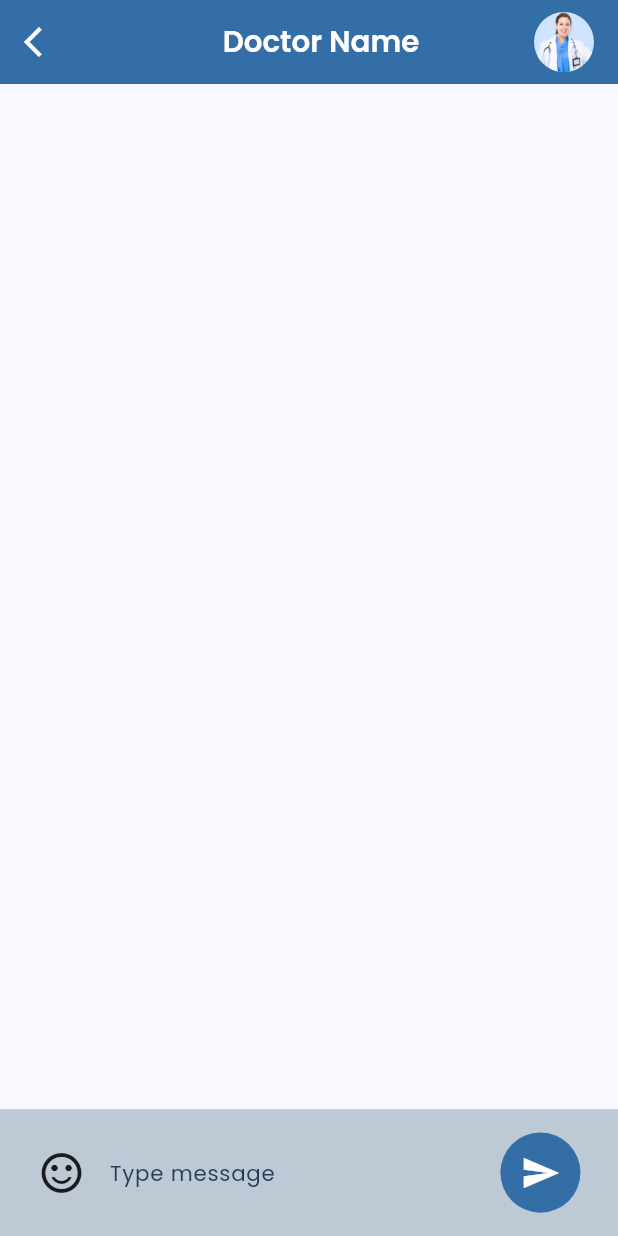
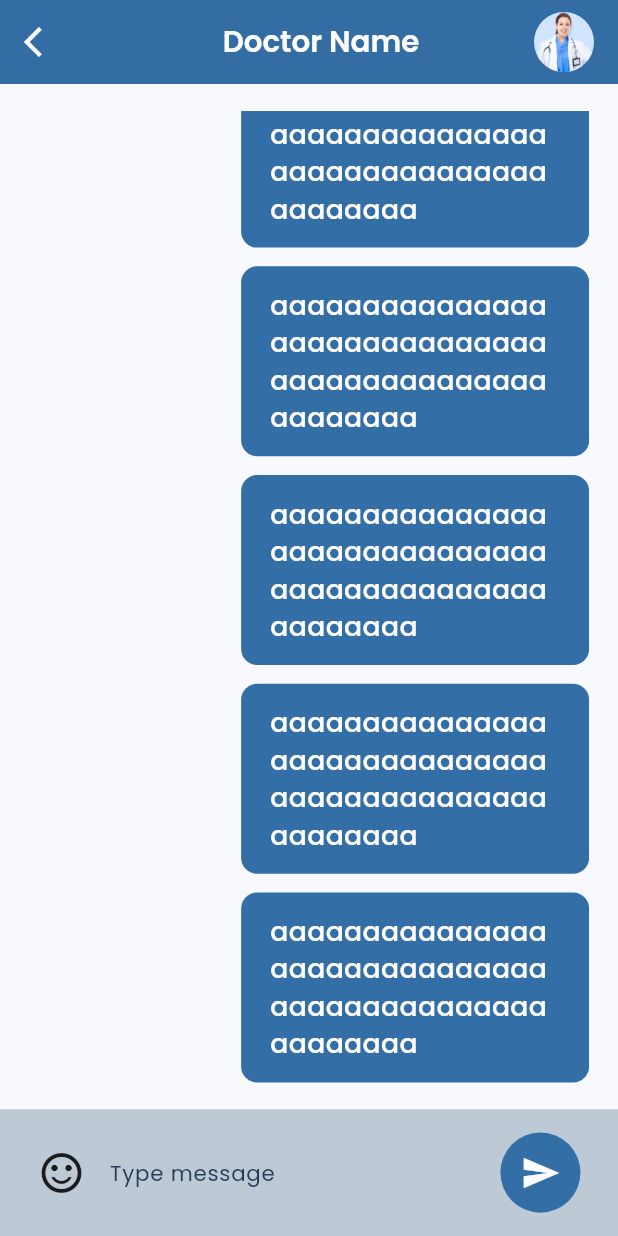
Before and after one commit to aboda97/markiz_elamal_team-12, a Flutter app: the screen it shows after launch, on a phone screen of 412 x 824 dp. Run offline on Flutter 3.47's test engine with Material 3 defaults, Android fonts, the phone set to English and light mode, and no system bars; our stand-ins replace easy_date_timeline, flutter_screenutil, google_fonts, shared_preferences, smooth_page_indicator.

Commit message:
finish  massage_doctor_view.dart ui

```diff
--- a/lib/features/massage_doctor_feature/massage_doctore_view.dart
+++ b/lib/features/massage_doctor_feature/massage_doctore_view.dart
@@ -4,74 +4,187 @@ import 'package:flutter_screenutil/flutter_screenutil.dart';
 import 'package:google_fonts/google_fonts.dart';
 import 'package:markiz_elamal_team_12/core/utils/app_colors.dart';
 import 'package:markiz_elamal_team_12/core/utils/app_paths.dart';
+import 'package:intl/intl.dart' as intl;
+import 'package:markiz_elamal_team_12/features/massage_doctor_feature/widgets/massage_item.dart';
 
-class MassageDoctorView extends StatelessWidget {
- TextEditingController massageController= TextEditingController();
+class MassageDoctorView extends StatefulWidget {
+  MassageDoctorView({super.key});
+
+  @override
+  State<MassageDoctorView> createState() => _MassageDoctorViewState();
+}
+
+class _MassageDoctorViewState extends State<MassageDoctorView> {
+  late TextEditingController massageController;
+
+  late ScrollController scrollController;
+  List<String> massages = [
+    "aaaaaaaaaaaaaaaaaaaaaaaaaaaaaaaaaaaaaaaaaaaaaaaaaaaaa",
+    "aaaaaaaaaaaaaaaaaaaaaaaaaaaaaaaaaaaaaaaaaaaaaaaaaaaaa",
+    "aaaaaaaaaaaaaaaaaaaaaaaaaaaaaaaaaaaaaaaaaaaaaaaaaaaaa",
+    "aaaaaaaaaaaaaaaaaaaaaaaaaaaaaaaaaaaaaaaaaaaaaaaaaaaaa",
+    "aaaaaaaaaaaaaaaaaaaaaaaaaaaaaaaaaaaaaaaaaaaaaaaaaaaaa",
+    "aaaaaaaaaaaaaaaaaaaaaaaaaaaaaaaaaaaaaaaaaaaaaaaaaaaaa",
+    "aaaaaaaaaaaaaaaaaaaaaaaaaaaaaaaaaaaaaaaaaaaaaaaaaaaaa",
+    "aaaaaaaaaaaaaaaaaaaaaaaaaaaaaaaaaaaaaaaaaaaaaaaaaaaaa",
+    "aaaaaaaaaaaaaaaaaaaaaaaaaaaaaaaaaaaaaaaaaaaaaaaaaaaaa",
+    "aaaaaaaaaaaaaaaaaaaaaaaaaaaaaaaaaaaaaaaaaaaaaaaaaaaaa",
+    "aaaaaaaaaaaaaaaaaaaaaaaaaaaaaaaaaaaaaaaaaaaaaaaaaaaaa",
+    "aaaaaaaaaaaaaaaaaaaaaaaaaaaaaaaaaaaaaaaaaaaaaaaaaaaaa",
+    "aaaaaaaaaaaaaaaaaaaaaaaaaaaaaaaaaaaaaaaaaaaaaaaaaaaaa",
+    "aaaaaaaaaaaaaaaaaaaaaaaaaaaaaaaaaaaaaaaaaaaaaaaaaaaaa",
+    "aaaaaaaaaaaaaaaaaaaaaaaaaaaaaaaaaaaaaaaaaaaaaaaaaaaaa",
+    "aaaaaaaaaaaaaaaaaaaaaaaaaaaaaaaaaaaaaaaaaaaaaaaaaaaaa",
+    "aaaaaaaaaaaaaaaaaaaaaaaaaaaaaaaaaaaaaaaaaaaaaaaaaaaaa",
+    "aaaaaaaaaaaaaaaaaaaaaaaaaaaaaaaaaaaaaaaaaaaaaaaaaaaaa",
+    "aaaaaaaaaaaaaaaaaaaaaaaaaaaaaaaaaaaaaaaaaaaaaaaaaaaaa",
+    "aaaaaaaaaaaaaaaaaaaaaaaaaaaaaaaaaaaaaaaaaaaaaaaaaaaaa",
+    "aaaaaaaaaaaaaaaaaaaaaaaaaaaaaaaaaaaaaaaaaaaaaaaaaaaaa",
+    "aaaaaaaaaaaaaaaaaaaaaaaaaaaaaaaaaaaaaaaaaaaaaaaaaaaaa",
+    "aaaaaaaaaaaaaaaaaaaaaaaaaaaaaaaaaaaaaaaaaaaaaaaaaaaaa",
+    "aaaaaaaaaaaaaaaaaaaaaaaaaaaaaaaaaaaaaaaaaaaaaaaaaaaaa",
+
+  ];
+
+  @override
+  void initState() {
+    scrollController = ScrollController();
+    massageController = TextEditingController();
+    // if (massages.isNotEmpty) {
+    //   scrollController.jumpTo(scrollController.position.maxScrollExtent);
+    // }
+    super.initState();
+  }
+
+  @override
+  void dispose() {
+    scrollController.dispose();
+    massageController.dispose();
+    super.dispose();
+  }
   @override
   Widget build(BuildContext context) {
+
     return Scaffold(
-      appBar:AppBar(
-        leading: IconButton(icon: const Icon(Icons.arrow_back_ios),onPressed: (){},),
+      appBar: AppBar(
+        leading: IconButton(
+          icon: const Icon(Icons.arrow_back_ios),
+          onPressed: () {},
+        ),
         title: Row(
           children: [
             const Spacer(),
-            Text("Doctor Name",style: GoogleFonts.poppins(
-                fontSize : 22.sp,
-                fontWeight : FontWeight.w600
-            ),),
+            Text(
+              "Doctor Name",
+              style: GoogleFonts.poppins(
+                  fontSize: 22.sp, fontWeight: FontWeight.w600),
+            ),
             const Spacer(),
             CircleAvatar(
-              child: Image.asset(AppPaths.doctorImage,width: 60.w,height: 60.h,) ,
+              child: Image.asset(
+                AppPaths.doctorImage,
+                width: 60.w,
+                height: 60.h,
+              ),
             )
           ],
         ),
       ),
       body: Column(
         children: [
-          const Spacer(),
+          Expanded(
+            child: Padding(
+              padding: EdgeInsets.symmetric(horizontal: 20.0.w, vertical: 20.h),
+              child: ListView.separated(
+                reverse: true,
+                // cacheExtent: scrollController.position.maxScrollExtent,
+                separatorBuilder: (context, index) => SizedBox(
+                  height: 14.h,
+                ),
+                itemCount: massages.length,
+                controller: scrollController,
+                itemBuilder: (context, index) =>
+                    MassageItem(massage: massages[(massages.length-1)-index], fromMe: true),
+              ),
+            ),
+          ),
           Container(
-            padding: EdgeInsets.symmetric(vertical: 16.h,horizontal: 26.w),
+            padding: EdgeInsets.symmetric(vertical: 16.h, horizontal: 26.w),
             color: kSecondaryColor,
             height: 95.h,
             child: Row(
               children: [
-               Icon(Icons.sentiment_satisfied_alt,size: 36.sp,),
+                Icon(
+                  Icons.sentiment_satisfied_alt,
+                  size: 36.sp,
+                ),
                 Expanded(
-              child: TextField(
-                controller:massageController ,
-                // textDirection: massageController.,
+                  child: ValueListenableBuilder<TextDirection>(
+                    valueListenable: textDir,
+                    builder: (context, value, child) => TextField(
+                      controller: massageController,
+                      textDirection: value,
+                      onChanged: (v) {
+                        if (getDirection(v) != value) {
+                          textDir.value = getDirection(v);
+                        }
+                      },
                       decoration: InputDecoration(
                           hintText: "Type message",
                           hintStyle: GoogleFonts.poppins(
-                    color:kLogoutTextColor,
-                      fontSize : 16.sp,
-                      fontWeight : FontWeight.w400,
-
+                            color: kLogoutTextColor,
+                            fontSize: 16.sp,
+                            fontWeight: FontWeight.w400,
                           ),
                           border: const OutlineInputBorder(
-                    borderSide: BorderSide(color: Colors.transparent)
-                  ),
+                              borderSide:
+                                  BorderSide(color: Colors.transparent)),
                           enabledBorder: const OutlineInputBorder(
-                      borderSide: BorderSide(color: Colors.transparent)
-                  ),
+                              borderSide:
+                                  BorderSide(color: Colors.transparent)),
                           disabledBorder: const OutlineInputBorder(
-                      borderSide: BorderSide(color: Colors.transparent)
-                  ),
+                              borderSide:
+                                  BorderSide(color: Colors.transparent)),
                           focusedBorder: const OutlineInputBorder(
-                      borderSide: BorderSide(color: Colors.transparent)
-                  )
+                              borderSide:
+                                  BorderSide(color: Colors.transparent))),
                     ),
                   ),
                 ),
-                CircleAvatar(
+                InkWell(
+                  splashColor: Colors.transparent,
+                  onTap: () => setState(() {
+                    massages.add(massageController.text);
+                    massageController.clear();
+                   scrollController.animateTo(
+                     scrollController.position.minScrollExtent,
+                      duration: const Duration(milliseconds: 300),
+                      curve: Curves.fastOutSlowIn,
+                    );
+                  }),
+                  child: CircleAvatar(
                     backgroundColor: kPrimaryColor,
                     radius: 30.r,
-                  child: Icon(Icons.send,color: kWhiteColor,size: 30.sp,),
+                    child: Icon(
+                      Icons.send,
+                      color: kWhiteColor,
+                      size: 30.sp,
+                    ),
+                  ),
                 )
-          ],),
+              ],
+            ),
           )
         ],
       ),
     );
   }
+
+  ValueNotifier<TextDirection> textDir = ValueNotifier(TextDirection.ltr);
+
+  TextDirection getDirection(String text) {
+    return intl.Bidi.detectRtlDirectionality(text)
+        ? TextDirection.rtl
+        : TextDirection.ltr;
   }
+}
--- /dev/null
+++ b/lib/features/massage_doctor_feature/widgets/massage_item.dart
@@ -0,0 +1,51 @@
+import 'package:flutter/material.dart';
+import 'package:flutter_screenutil/flutter_screenutil.dart';
+import 'package:google_fonts/google_fonts.dart';
+import 'package:intl/intl.dart' as intl;
+
+import '../../../core/utils/app_colors.dart';
+
+class MassageItem extends StatelessWidget {
+  String massage;
+  bool fromMe;
+
+  MassageItem({required this.massage, required this.fromMe});
+
+  @override
+  Widget build(BuildContext context) {
+    return Row(
+      children: [
+        (fromMe) ? const Spacer() : const SizedBox(),
+        ConstrainedBox(
+          constraints: BoxConstraints(maxWidth: 241.w),
+          child: Container(
+            padding: EdgeInsets.symmetric(vertical: 15.h, horizontal: 20.w),
+            decoration: BoxDecoration(
+                color: (fromMe) ? kPrimaryColor : kSecondaryColor,
+                borderRadius: BorderRadius.circular(12.r)),
+            child: Text(
+                textDirection:
+                    (isRtl(massage)) ? TextDirection.rtl : TextDirection.ltr,
+                massage,
+                style: (isRtl(massage))
+                    ? TextStyle(
+                        color: (fromMe) ? kWhiteColor : kBlackColor,
+                        fontSize: 20.sp,
+                        fontWeight: FontWeight.w500,
+                      )
+                    : GoogleFonts.poppins(
+                        color: (fromMe) ? kWhiteColor : kBlackColor,
+                        fontSize: 20.sp,
+                        fontWeight: FontWeight.w500,
+                      )),
+          ),
+        ),
+        (!fromMe) ? const Spacer() : const SizedBox()
+      ],
+    );
+  }
+
+  bool isRtl(String text) {
+    return intl.Bidi.detectRtlDirectionality(text);
+  }
+}
--- a/pubspec.yaml
+++ b/pubspec.yaml
@@ -40,6 +40,7 @@ dependencies:
   google_fonts: ^6.2.1
   flutter_screenutil: ^5.9.0
   easy_date_timeline: ^1.0.6
+  intl: ^0.19.0
 dev_dependencies:
   flutter_test:
     sdk: flutter
```
Also changed, not shown: pubspec.lock. Lines whose indentation alone changed are shown as unchanged.
